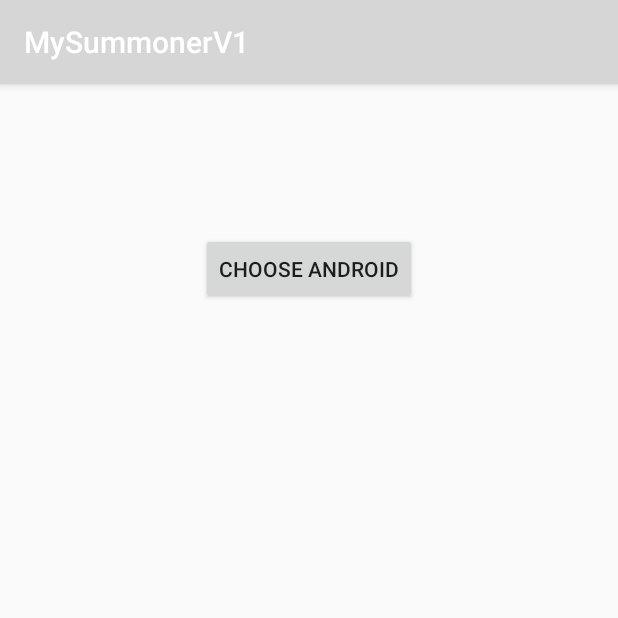
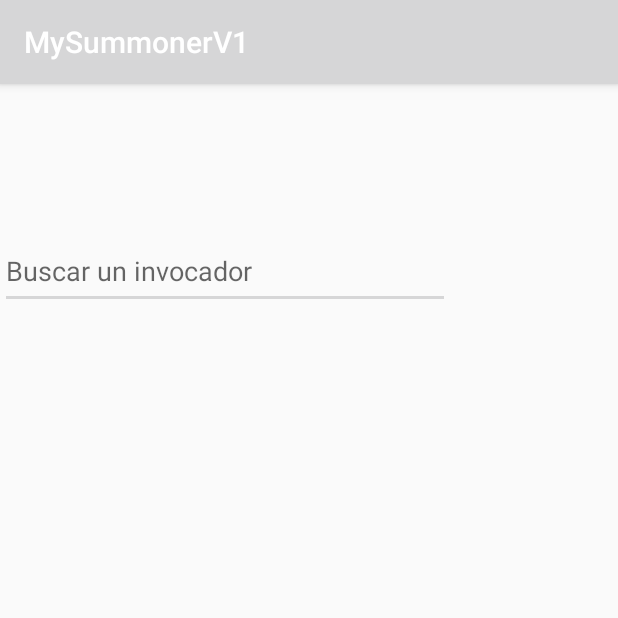
Before and after one commit to edwin19888/MySummonerV1, an Android app: the screen it shows after launch (MainActivity), on a phone screen of 412 x 824 dp, the top half of it. Run offline under Robolectric (Android 15) with nearby library versions, the phone set to English and light mode, and no system bars.

Commit message:
Actualizado - 03/01/2018 - 06:23pm

```diff
--- a/app/src/main/java/com/webin/mysummonerv1/MainActivity.java
+++ b/app/src/main/java/com/webin/mysummonerv1/MainActivity.java
@@ -10,23 +10,27 @@ import android.app.AlertDialog;
 import android.content.Context;
 import android.content.DialogInterface;
 import android.support.v7.app.AppCompatActivity;
+import android.util.Log;
+import android.view.KeyEvent;
 import android.view.LayoutInflater;
 import android.view.Menu;
 import android.view.View;
 import android.view.View.OnClickListener;
 import android.view.ViewGroup;
+import android.view.inputmethod.EditorInfo;
 import android.widget.AdapterView;
 import android.widget.AdapterView.OnItemClickListener;
 import android.widget.ArrayAdapter;
 import android.widget.Button;
+import android.widget.EditText;
 import android.widget.ListView;
 import android.widget.TextView;
 import android.widget.Toast;
 
 public class MainActivity extends AppCompatActivity implements AlertDialogRadio.AlertPositiveListener,AlertDialogRadio.AlertNegativeListener {
 
-    Button btnDialog;
-    AlertDialog alertDialog1;
+    EditText editTextSummoner;
+
     CharSequence[] values = {"Korea","Lationamerica Norte","Lationamerica Sur","Brazil","North America"};
     int position = 0;
 
@@ -36,6 +40,32 @@ public class MainActivity extends AppCompatActivity implements AlertDialogRadio.
         setContentView(R.layout.activity_main);
 
         openDialogServer();
+
+        final String[] summoner = new String[1];
+
+        editTextSummoner = (EditText) findViewById(R.id.etSummoner);
+        editTextSummoner.setOnEditorActionListener(new TextView.OnEditorActionListener() {
+
+            public boolean onEditorAction(TextView v, int actionId, KeyEvent event) {
+
+                if  ((actionId == EditorInfo.IME_ACTION_SEARCH)) {
+
+                    summoner[0] = editTextSummoner.getText().toString();
+                    if(summoner[0].length() > 0){
+                        Mensaje("Usuario a buscar : " + summoner[0]);
+                    }else{
+                        Mensaje("Debe ingresar un usuario");
+                    }
+
+
+                }
+                return false;
+            }
+        });
+    }
+
+    public void Mensaje(String msj){
+        Toast.makeText(MainActivity.this,""+ msj,Toast.LENGTH_LONG).show();
     }
 
 
@@ -65,20 +95,19 @@ public class MainActivity extends AppCompatActivity implements AlertDialogRadio.
         this.position = position;
 
         /** Getting the reference of the textview from the main layout */
-        TextView tv = (TextView) findViewById(R.id.tv_android);
 
         Toast.makeText(MainActivity.this,"Check: "+Android.code[this.position],Toast.LENGTH_SHORT).show();
         /** Setting the selected android version in the textview */
-        tv.setText("Your Choice : " + Android.code[this.position]);
+        //tv.setText("Your Choice : " + Android.code[this.position]);
     }
 
     @Override
     public void onNegativeClick(int position){
         this.position = 0;
-        TextView tv = (TextView) findViewById(R.id.tv_android);
+
 
         Toast.makeText(MainActivity.this,"Check: "+Android.code[this.position],Toast.LENGTH_SHORT).show();
         /** Setting the selected android version in the textview */
-        tv.setText("Your Choice : " + Android.code[this.position]);
+        //tv.setText("Your Choice : " + Android.code[this.position]);
     }
 }
--- a/app/src/main/res/layout/activity_main.xml
+++ b/app/src/main/res/layout/activity_main.xml
@@ -1,22 +1,27 @@
 <?xml version="1.0" encoding="utf-8"?>
-<LinearLayout xmlns:android="http://schemas.android.com/apk/res/android"
+<RelativeLayout xmlns:android="http://schemas.android.com/apk/res/android"
     android:layout_width="fill_parent"
     android:layout_height="fill_parent"
     android:orientation="vertical" >
 
-    <TextView
-        android:id="@+id/tv_android"
-        android:layout_width="wrap_content"
-        android:layout_height="wrap_content"
-        android:layout_gravity="center_horizontal"
-        android:padding="40dp"
-        />
+    <LinearLayout
+        android:layout_width="match_parent"
+        android:layout_height="100dp">
 
-    <Button
-        android:id="@+id/btn_choose"
-        android:layout_width="wrap_content"
-        android:layout_height="wrap_content"
-        android:text="@string/str_btn_choose"
-        android:layout_gravity="center_horizontal"
-        />
-</LinearLayout>
+    </LinearLayout>
+    <LinearLayout
+        android:layout_width="match_parent"
+        android:layout_height="300dp"
+        android:layout_marginTop="100dp">
+
+        <EditText
+            android:id="@+id/etSummoner"
+            android:layout_width="300dp"
+            android:layout_height="50dp"
+            android:singleLine="true"
+            android:hint="Buscar un invocador"
+            android:imeOptions="actionSearch"/>
+
+    </LinearLayout>
+
+</RelativeLayout>
```
